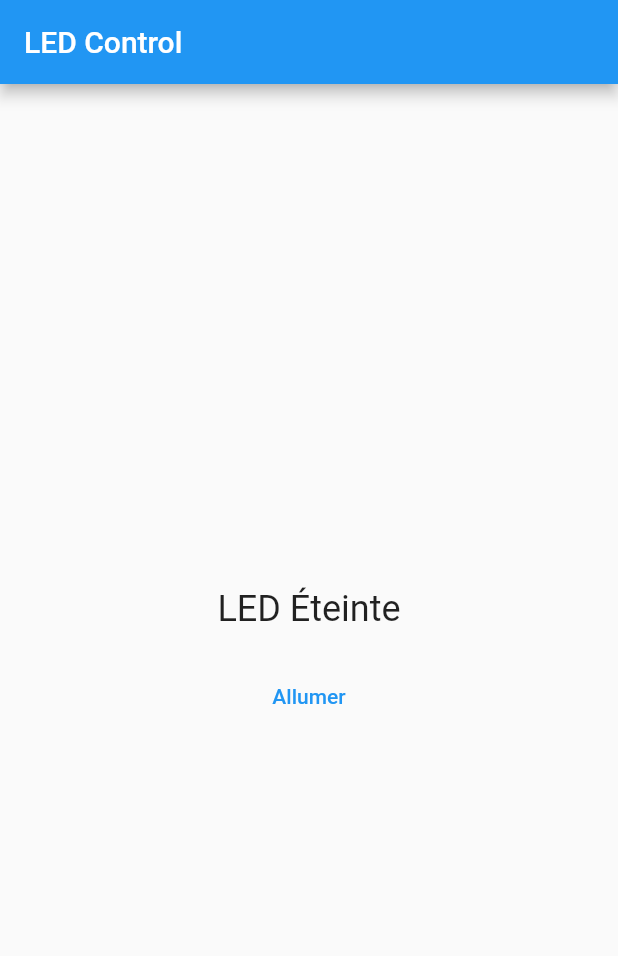
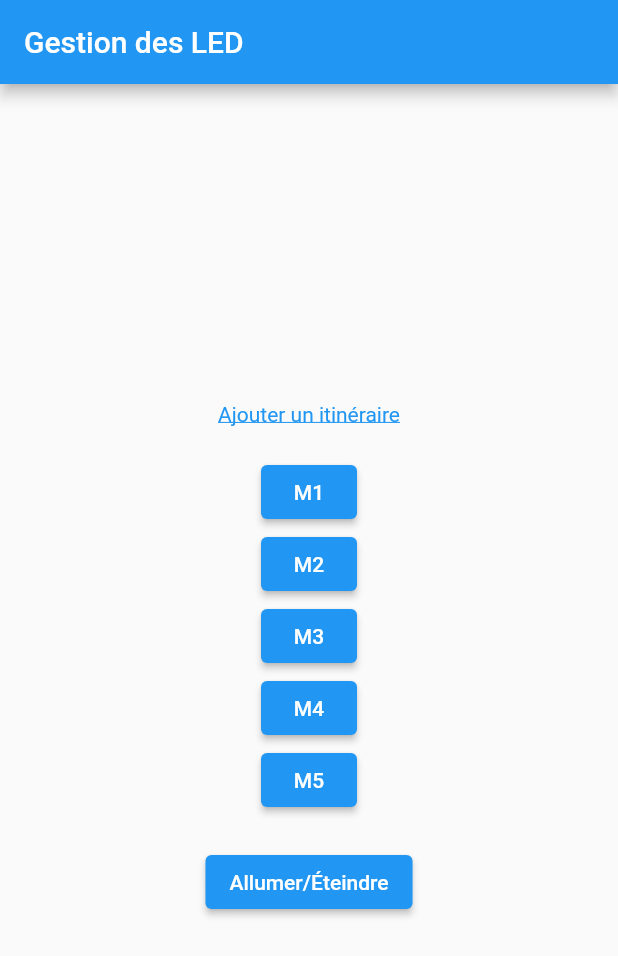
Before and after one commit to maaztageldin/pa23, a Flutter app: the screen it shows after launch, on a phone screen of 412 x 824 dp. Shown: the top 956 px of the screen. Run offline on Flutter 3.47's test engine with Material 2 defaults, Android fonts, the phone set to English and light mode, and no system bars.

Commit message:
add 6 buttons un a redirection to a new screen

```diff
--- a/lib/main.dart
+++ b/lib/main.dart
@@ -1,62 +1,123 @@
+//import 'package:firebase_database/firebase_database.dart';
 import 'package:flutter/material.dart';
-import 'package:http/http.dart' as http;
 
-void main() => runApp(LEDControlApp());
+void main() {
+  runApp(const LEDControlApp());
+}
 
 class LEDControlApp extends StatelessWidget {
+  const LEDControlApp({super.key});
+
   @override
   Widget build(BuildContext context) {
+    //DatabaseReference ref = FirebaseDatabase.instance.ref("users/123");
+
     return MaterialApp(
-      title: 'LED Control',
+      title: 'Gestion des LED',
       theme: ThemeData(
         primarySwatch: Colors.blue,
       ),
-      home: LEDControlPage(),
+      home: const HomeScreen(),
+      routes: {
+        '/ajouter_itineraire': (context) => const AjouterItineraireScreen(),
+      },
     );
   }
 }
 
-class LEDControlPage extends StatefulWidget {
-  @override
-  _LEDControlPageState createState() => _LEDControlPageState();
-}
+class HomeScreen extends StatelessWidget {
+  const HomeScreen({super.key});
 
-class _LEDControlPageState extends State<LEDControlPage> {
-  bool _isLEDOn = false;
-
-  void _toggleLED() async {
-    const url = 'http://adresse_de_votre_esp8266/on'; // Remplacez par l'URL réelle de votre ESP8266
-    final response = await http.get(url as Uri);
-
-    if (response.statusCode == 200) {
-      setState(() {
-        _isLEDOn = !_isLEDOn;
-      });
-    }
-  }
 
   @override
   Widget build(BuildContext context) {
     return Scaffold(
       appBar: AppBar(
-        title: const Text('LED Control'),
+        title: const Text('Gestion des LED'),
       ),
       body: Center(
         child: Column(
           mainAxisAlignment: MainAxisAlignment.center,
-          children: <Widget>[
-            Text(
-              _isLEDOn ? 'LED Allumée' : 'LED Éteinte',
-              style: const TextStyle(fontSize: 24),
+          children: [
+            GestureDetector(
+              child: const Text(
+                'Ajouter un itinéraire',
+                style: TextStyle(
+                  color: Colors.blue,
+                  decoration: TextDecoration.underline,
+                ),
+              ),
+              onTap: () {
+                Navigator.pushNamed(context, '/ajouter_itineraire');
+              },
             ),
             const SizedBox(height: 20),
-            TextButton(
-              onPressed: _toggleLED,
-              child: Text(_isLEDOn ? 'Éteindre' : 'Allumer'),
+            ElevatedButton(
+              child: const Text('M1'),
+              onPressed: () {
+                allumerLED('M1');
+              },
+            ),
+            ElevatedButton(
+              child: const Text('M2'),
+              onPressed: () {
+                allumerLED('M2');
+              },
+            ),
+            ElevatedButton(
+              child: const Text('M3'),
+              onPressed: () {
+                allumerLED('M3');
+              },
+            ),
+            ElevatedButton(
+              child: const Text('M4'),
+              onPressed: () {
+                allumerLED('M4');
+              },
+            ),
+            ElevatedButton(
+              child: const Text('M5'),
+              onPressed: () {
+                allumerLED('M5');
+              },
+            ),
+            const SizedBox(height: 20),
+            ElevatedButton(
+              child: const Text('Allumer/Éteindre'),
+              onPressed: () {
+                allumerEteindreLED();
+              },
             ),
           ],
         ),
       ),
     );
   }
+
+  void allumerLED(String motif) {
+    // Fonction pour allumer les LED en fonction du motif sélectionné
+    print('Allumer les LED avec le motif $motif');
+  }
+
+  void allumerEteindreLED() {
+    // Fonction pour allumer ou éteindre les LED
+    print('Allumer/éteindre les LED');
+  }
 }
+
+class AjouterItineraireScreen extends StatelessWidget {
+  const AjouterItineraireScreen({super.key});
+
+  @override
+  Widget build(BuildContext context) {
+    return Scaffold(
+      appBar: AppBar(
+        title: const Text('Ajouter un itinerant'),
+      ),
+      body: const Center(
+        child: Text('Écran Ajouter un itinéraire'),
+      ),
+    );
+  }
+}
--- a/pubspec.yaml
+++ b/pubspec.yaml
@@ -36,11 +36,13 @@ dependencies:
   # The following adds the Cupertino Icons font to your application.
   # Use with the CupertinoIcons class for iOS style icons.
   cupertino_icons: ^1.0.2
+  firebase_database: ^9.1.7
 
 dev_dependencies:
   flutter_test:
     sdk: flutter
   google_maps_flutter: ^2.3.1
+  firebase_core: ^1.10.0
 
   # The "flutter_lints" package below contains a set of recommended lints to
   # encourage good coding practices. The lint set provided by the package is
```
Also changed, not shown: pubspec.lock, 2 other files.
